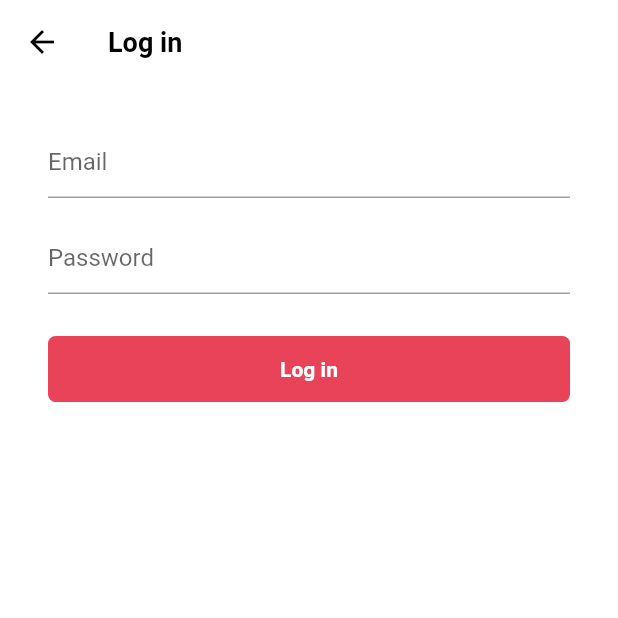
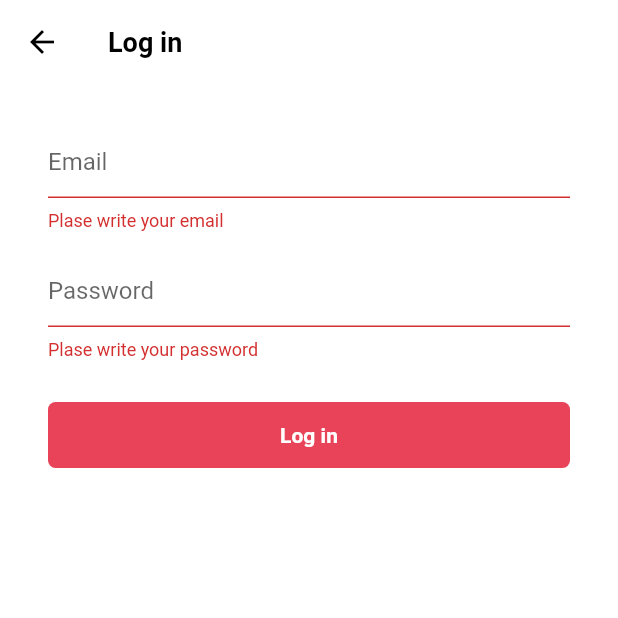
Before and after one commit to Rowdife/tiktok_clone, a Flutter app: the LoginFormScreen screen opened directly, after a tap on "Log in", on a phone screen of 412 x 824 dp, the top half of it. Run offline on Flutter 3.47's test engine with Material 2 defaults, Android fonts, the phone set to English and light mode, and no system bars; our stand-ins replace font_awesome_flutter.

```diff
--- a/lib/features/authentication/login_form_screen.dart
+++ b/lib/features/authentication/login_form_screen.dart
@@ -2,6 +2,7 @@ import 'package:flutter/material.dart';
 import 'package:tiktok_clone/constants/gaps.dart';
 import 'package:tiktok_clone/constants/sizes.dart';
 import 'package:tiktok_clone/features/authentication/widgets/form_button.dart';
+import 'package:tiktok_clone/features/onboarding/interest_screen.dart';
 
 class LoginFormScreen extends StatefulWidget {
   const LoginFormScreen({super.key});
@@ -19,6 +20,9 @@ class _LoginFormScreenState extends State<LoginFormScreen> {
     if (_formKey.currentState != null) {
       if (_formKey.currentState!.validate()) {
         _formKey.currentState!.save();
+        Navigator.of(context).push(MaterialPageRoute(
+          builder: (context) => const InterestsScreen(),
+        ));
       }
     }
     print(formData);
@@ -41,7 +45,12 @@ class _LoginFormScreenState extends State<LoginFormScreen> {
             children: [
               TextFormField(
                 decoration: const InputDecoration(hintText: "Email"),
-                validator: (value) => null,
+                validator: (value) {
+                  if (value != null && value.isEmpty) {
+                    return "Plase write your email";
+                  }
+                  return null;
+                },
                 onSaved: (newValue) {
                   if (newValue != null) {
                     formData['email'] = newValue;
@@ -51,7 +60,12 @@ class _LoginFormScreenState extends State<LoginFormScreen> {
               Gaps.v16,
               TextFormField(
                 decoration: const InputDecoration(hintText: "Password"),
-                validator: (value) => null,
+                validator: (value) {
+                  if (value != null && value.isEmpty) {
+                    return "Plase write your password";
+                  }
+                  return null;
+                },
                 onSaved: (newValue) {
                   if (newValue != null) {
                     formData['password'] = newValue;
--- a/lib/main.dart
+++ b/lib/main.dart
@@ -1,6 +1,7 @@
 import 'package:flutter/material.dart';
 import 'package:tiktok_clone/constants/sizes.dart';
 import 'package:tiktok_clone/features/authentication/sign_up_screen.dart';
+import 'package:tiktok_clone/features/onboarding/interest_screen.dart';
 
 void main() {
   runApp(const TikTokApp());
@@ -27,7 +28,7 @@ class TikTokApp extends StatelessWidget {
           ),
         ),
       ),
-      home: const SignUpScreen(),
+      home: const InterestsScreen(),
     );
   }
 }
```
Also changed, not shown: lib/features/onboarding/interest_screen.dart (+104 -1 lines).
